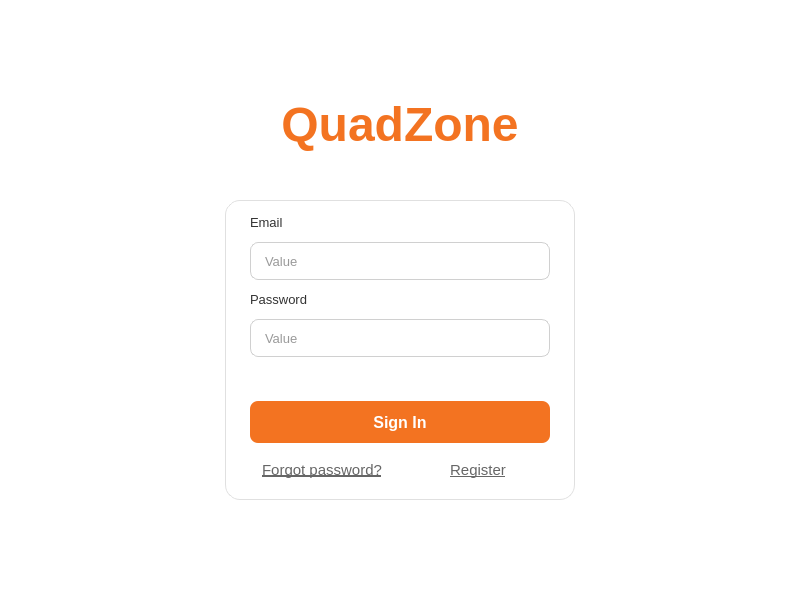
Above: QuadQT/loginpage.ui from VEDA-QuadZone/QuadQT before the change. Below: the same form after it.
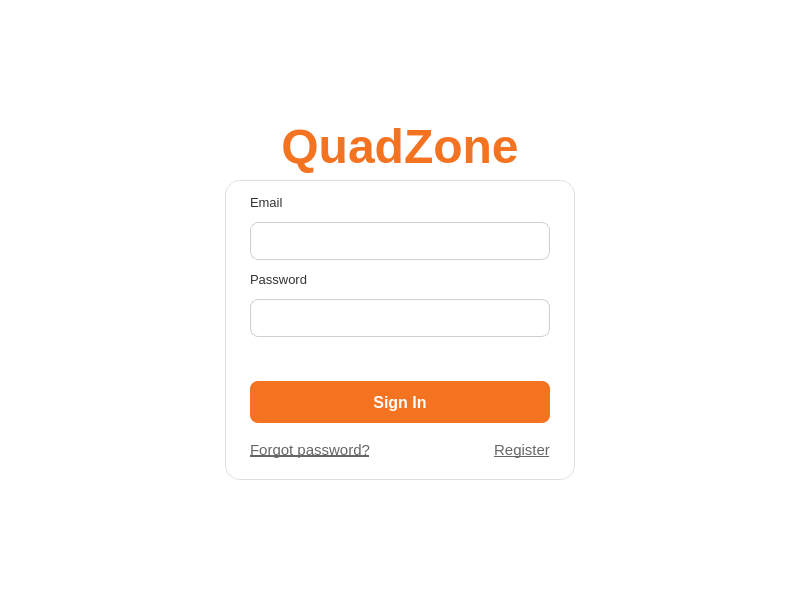
That is the form after the change.

What changed in the file:
```diff
--- a/QuadQT/loginpage.ui
+++ b/QuadQT/loginpage.ui
@@ -40,7 +40,7 @@
      <property name="sizeHint" stdset="0">
       <size>
        <width>20</width>
-       <height>40</height>
+       <height>35</height>
       </size>
      </property>
     </spacer>
@@ -67,7 +67,7 @@
      </property>
     </widget>
    </item>
-   <item row="2" column="0" colspan="3">
+   <item row="3" column="0" colspan="3">
     <spacer name="titleSpacer">
      <property name="orientation">
       <enum>Qt::Vertical</enum>
@@ -75,7 +75,7 @@
      <property name="sizeHint" stdset="0">
       <size>
        <width>20</width>
-       <height>0</height>
+       <height>15</height>
       </size>
      </property>
     </spacer>
@@ -209,7 +209,7 @@
 }</string>
          </property>
          <property name="placeholderText">
-          <string>Value</string>
+          <string></string>
          </property>
         </widget>
        </item>
@@ -267,7 +267,7 @@
           <enum>QLineEdit::Password</enum>
          </property>
          <property name="placeholderText">
-          <string>Value</string>
+          <string></string>
          </property>
         </widget>
        </item>
@@ -366,6 +366,19 @@
            </property>
           </widget>
          </item>
+         <item>
+          <spacer name="linkSpacer">
+           <property name="orientation">
+            <enum>Qt::Horizontal</enum>
+           </property>
+           <property name="sizeHint" stdset="0">
+            <size>
+             <width>10</width>
+             <height>10</height>
+            </size>
+           </property>
+          </spacer>
+         </item>
          <item>
           <widget class="QPushButton" name="pushButton_GoToRegister">
            <property name="sizePolicy">
@@ -941,7 +954,7 @@
      <property name="sizeHint" stdset="0">
       <size>
        <width>20</width>
-       <height>100</height>
+       <height>120</height>
       </size>
      </property>
     </spacer>
```
Left out of the diff: 10 changed lines with no effect on the pictures.
